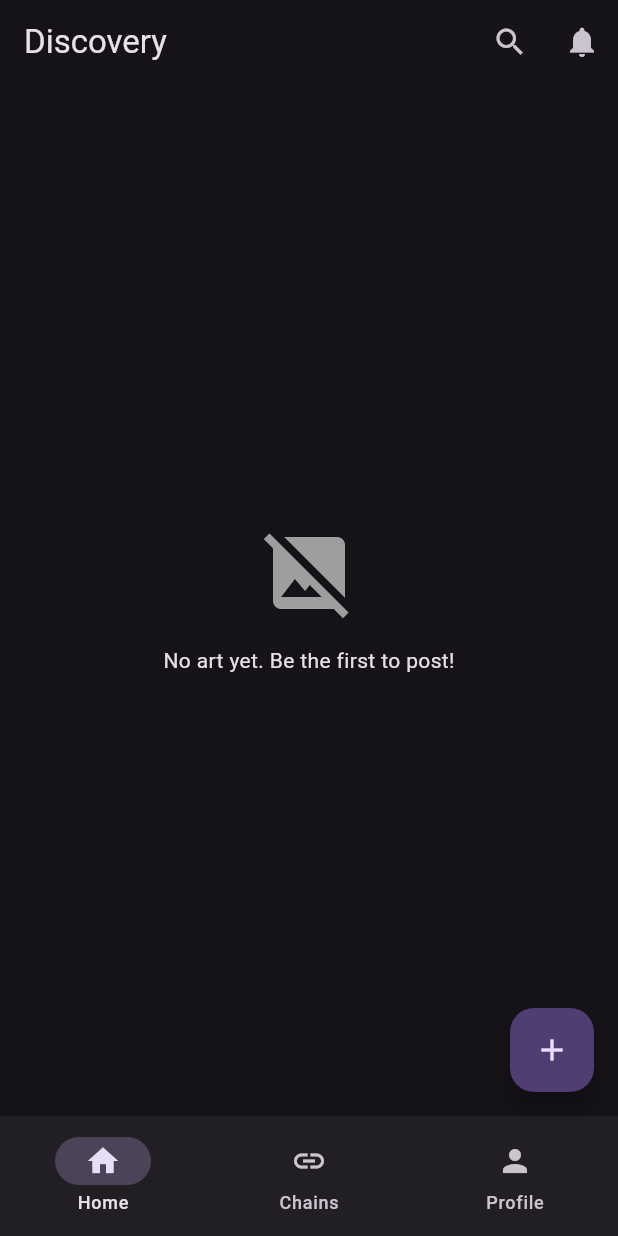
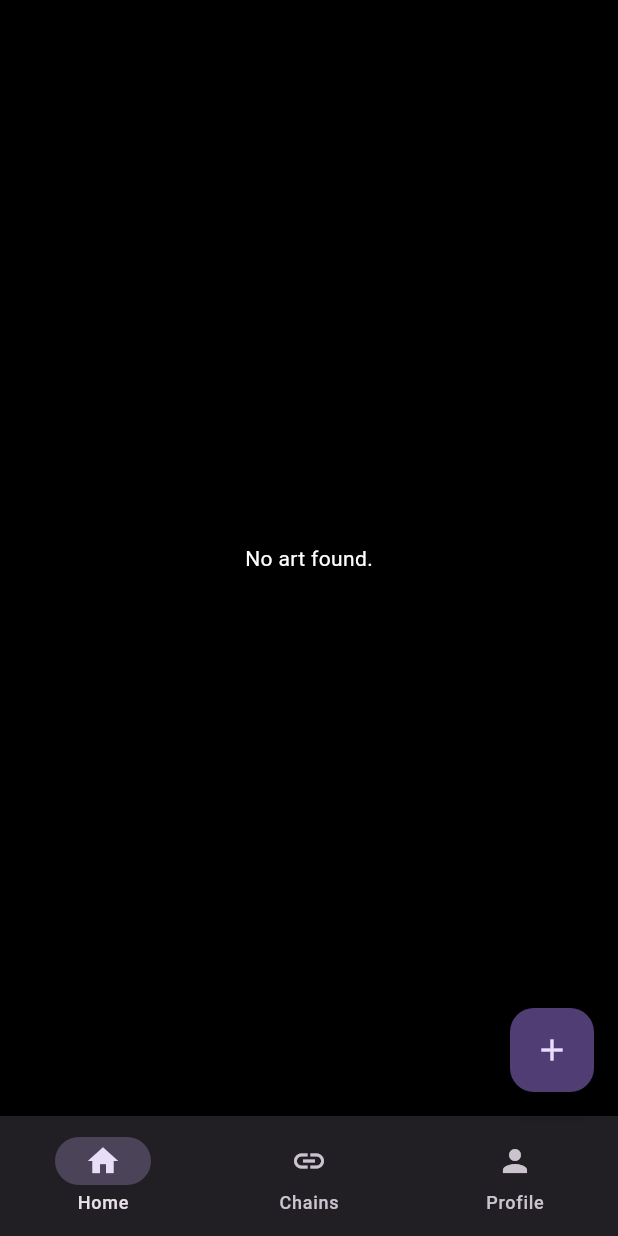
Before and after one commit to 64bitMagician/virtual-obelisk, a Flutter app: the screen it shows once a user with an empty profile is signed in, on a phone screen of 412 x 824 dp. Run offline on Flutter 3.47's test engine with Material 3 defaults, Android fonts, the phone set to English and light mode, and no system bars; our stand-ins replace cloud_firestore, firebase_auth, firebase_core, firebase_storage, go_router, image_picker; accounts and stored records are empty; statements that could not run were skipped.

Commit message:
Changed the home feed such that it displays one post at a time, at it’s full scale. Added Left-Right arrows for transitioning from one post to another. Changed the post card to suit the style of -visibility towards the art-.

```diff
--- a/lib/ui/screens/home_screen.dart
+++ b/lib/ui/screens/home_screen.dart
@@ -1,6 +1,6 @@
 import 'package:flutter/material.dart';
 import '../../data/models/art_post.dart';
-import '../../data/repositories/database_repository.dart'; // <--- Use Real Repo
+import '../../data/repositories/database_repository.dart';
 import '../widgets/art_post_card.dart';
 
 class HomeScreen extends StatefulWidget {
@@ -11,64 +11,97 @@ class HomeScreen extends StatefulWidget {
 }
 
 class _HomeScreenState extends State<HomeScreen> {
-  // 1. Initialize the Real Database Repository
   final DatabaseRepository _repository = DatabaseRepository();
+  final PageController _pageController = PageController();
+
+  @override
+  void dispose() {
+    _pageController.dispose();
+    super.dispose();
+  }
 
   @override
   Widget build(BuildContext context) {
     return Scaffold(
-      appBar: AppBar(
-        title: const Text("Discovery"),
-        centerTitle: false,
-        actions: [
-          IconButton(icon: const Icon(Icons.search), onPressed: () {}),
-          IconButton(icon: const Icon(Icons.notifications), onPressed: () {}),
-        ],
-      ),
-      // 2. Switch to StreamBuilder for Real-Time updates
+      backgroundColor: Colors.black, // Dark background makes art pop
       body: StreamBuilder<List<ArtPost>>(
-        stream: _repository.getFeedPosts(), // Listen to the stream
+        stream: _repository.getFeedPosts(),
         builder: (context, snapshot) {
-          // A. Loading State
           if (snapshot.connectionState == ConnectionState.waiting) {
             return const Center(child: CircularProgressIndicator());
           }
-
-          // B. Error State
-          if (snapshot.hasError) {
-            return Center(child: Text("Error: ${snapshot.error}"));
+          if (!snapshot.hasData || snapshot.data!.isEmpty) {
+            return const Center(child: Text("No art found.", style: TextStyle(color: Colors.white)));
           }
 
-          // C. Empty State
-          if (!snapshot.hasData || snapshot.data!.isEmpty) {
-            return const Center(
-              child: Column(
-                mainAxisAlignment: MainAxisAlignment.center,
-                children: [
-                  Icon(Icons.image_not_supported, size: 64, color: Colors.grey),
-                  SizedBox(height: 16),
-                  Text("No art yet. Be the first to post!"),
-                ],
-              ),
-            );
-          }
-
-          // D. Data Loaded
           final posts = snapshot.data!;
 
-          return ListView.builder(
-            itemCount: posts.length,
-            itemBuilder: (context, index) {
-              return Center(
-                child: Container(
-                  constraints: const BoxConstraints(maxWidth: 700),
-                  child: ArtPostCard(post: posts[index]),
+          return Stack(
+            children: [
+              // 1. The Main Content: Full Screen PageView
+              PageView.builder(
+                controller: _pageController,
+                scrollDirection: Axis.horizontal, // Swipe gesture for mobile
+                itemCount: posts.length,
+                itemBuilder: (context, index) {
+                  return ArtPostCard(post: posts[index]);
+                },
+              ),
+
+              // 2. Left Arrow (Web Only)
+              Positioned(
+                left: 10,
+                top: 0,
+                bottom: 0,
+                child: Center(
+                  child: _buildNavArrow(
+                    icon: Icons.chevron_left,
+                    onPressed: () => _pageController.previousPage(
+                      duration: const Duration(milliseconds: 300),
+                      curve: Curves.easeInOut,
+                    ),
+                  ),
                 ),
-              );
-            },
+              ),
+
+              // 3. Right Arrow (Web Only)
+              Positioned(
+                right: 10,
+                top: 0,
+                bottom: 0,
+                child: Center(
+                  child: _buildNavArrow(
+                    icon: Icons.chevron_right,
+                    onPressed: () => _pageController.nextPage(
+                      duration: const Duration(milliseconds: 300),
+                      curve: Curves.easeInOut,
+                    ),
+                  ),
+                ),
+              ),
+            ],
           );
         },
       ),
     );
   }
+
+  Widget _buildNavArrow({required IconData icon, required VoidCallback onPressed}) {
+    // Only show arrows on larger screens (Web/Desktop)
+    return LayoutBuilder(builder: (context, constraints) {
+      return Opacity(
+        opacity: 0.5, // Semi-transparent as requested
+        child: Container(
+          decoration: BoxDecoration(
+            color: Colors.black26,
+            shape: BoxShape.circle,
+          ),
+          child: IconButton(
+            icon: Icon(icon, color: Colors.white, size: 40),
+            onPressed: onPressed,
+          ),
+        ),
+      );
+    });
+  }
 }
```
Also changed, not shown: lib/ui/widgets/art_post_card.dart (+41 -80 lines).
